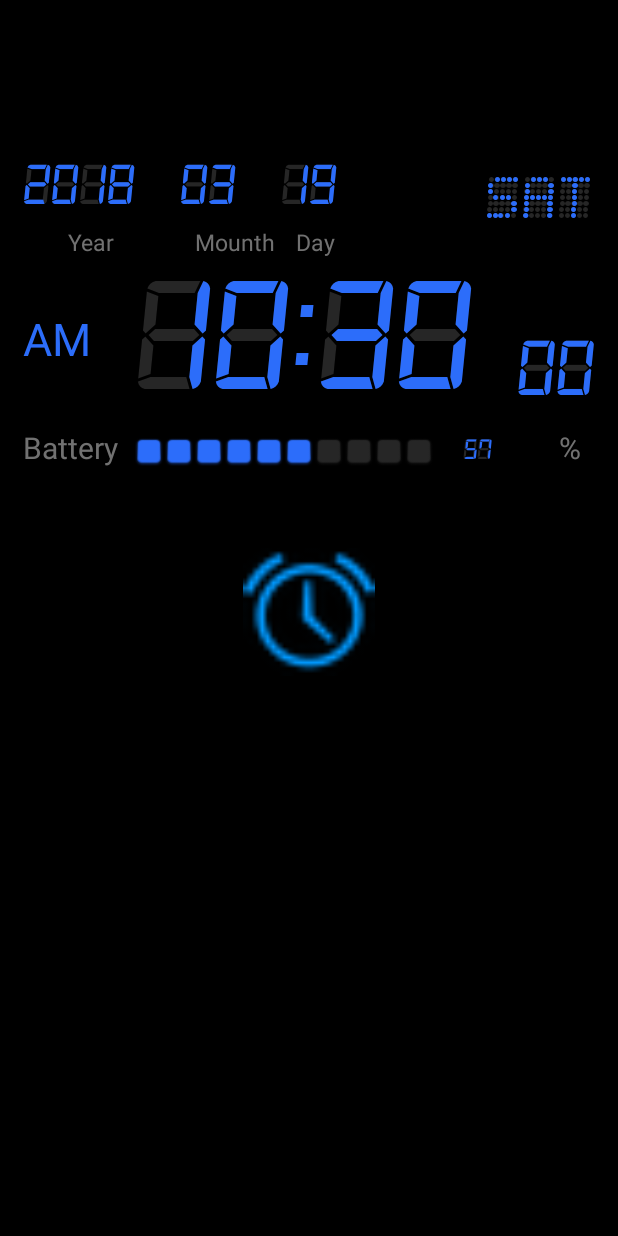
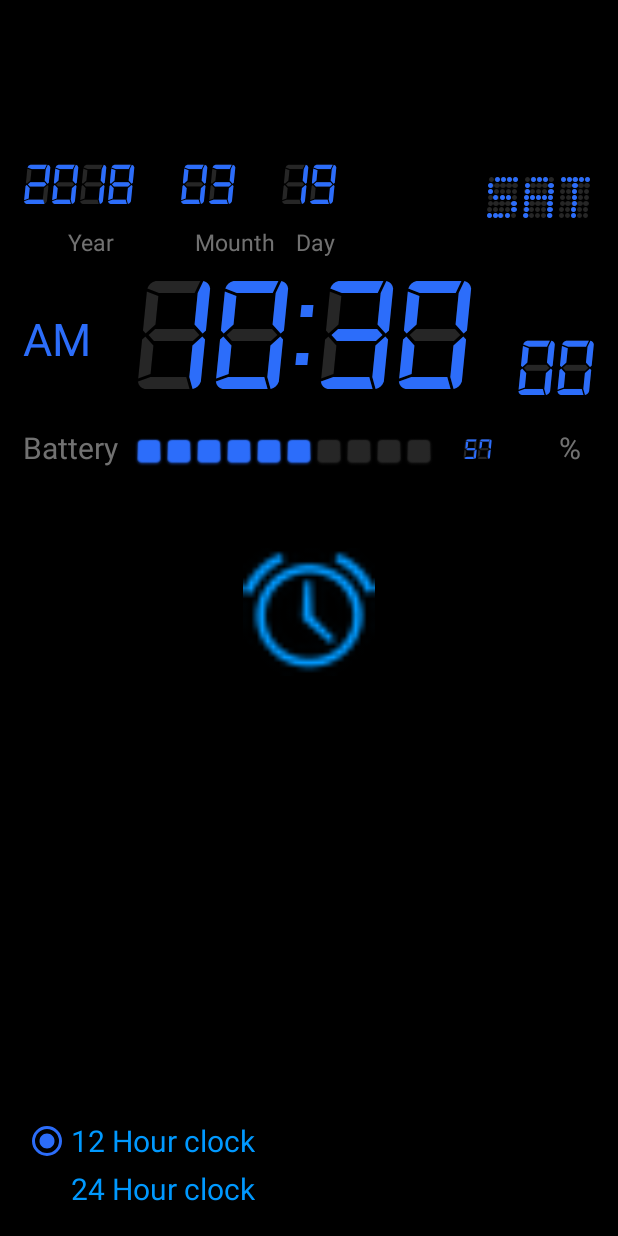
Before and after one commit to rezayadegarF18F/digital-clock, an Android app: the screen it shows after launch (MainActivity), on a phone screen of 412 x 824 dp. Run offline under Robolectric (Android 15) with nearby library versions, the phone set to English and light mode, and no system bars.

Commit message:
addin radio button for clock form

```diff
--- a/digital clock/app/src/main/res/layout/activity_main.xml
+++ b/digital clock/app/src/main/res/layout/activity_main.xml
@@ -445,4 +445,29 @@
         android:elevation="4dp"
         android:layout_marginTop="350dp"/>
 
+    <RadioGroup
+        android:id="@+id/Clock_Frame"
+        android:layout_width="wrap_content"
+        android:layout_height="wrap_content"
+        android:layout_alignParentBottom="true"
+        android:layout_alignParentLeft="true"
+        android:layout_alignParentStart="true">
+
+        <RadioButton
+            android:id="@+id/_12Hour"
+            android:layout_width="wrap_content"
+            android:layout_height="wrap_content"
+            android:checked="true"
+            android:text="12 Hour clock"
+            android:textColor="@color/clock"
+            android:textSize="20sp" />
+        <RadioButton
+            android:id="@+id/_24Hour"
+            android:layout_width="wrap_content"
+            android:layout_height="wrap_content"
+            android:text="24 Hour clock"
+            android:textColor="@color/clock"
+            android:textSize="20sp" />
+    </RadioGroup>
+
 </RelativeLayout>
```
Also changed, not shown: digital clock/app/src/main/java/com/digitalclock_reza_yadegar_2018315/rezaa/digitalclock/MainActivity.java (+39 -0 lines), 3 other files.
